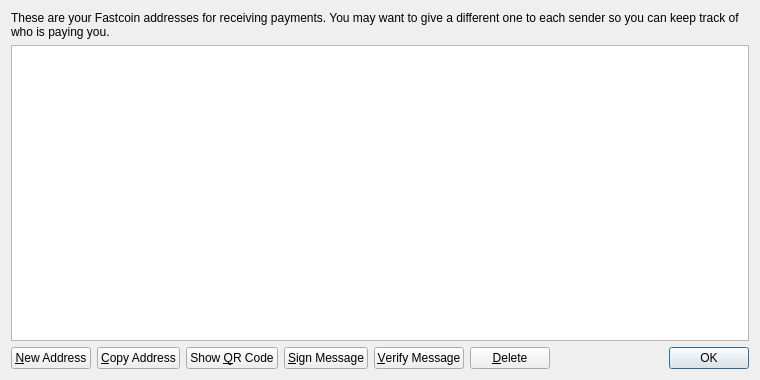
The window that src/qt/forms/addressbookpage.ui (richcoin/richcoin) describes before a commit, drawn with Qt 5.
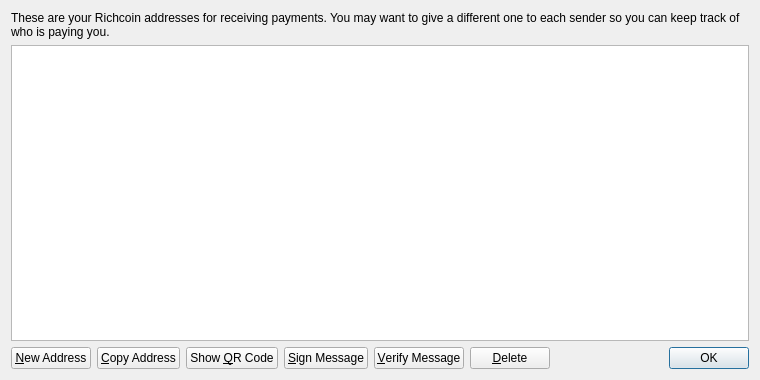
The same window after the commit. Icons and pictures are not drawn.

Commit message: richcoin create

```diff
--- a/src/qt/forms/addressbookpage.ui
+++ b/src/qt/forms/addressbookpage.ui
@@ -17,7 +17,7 @@
    <item>
     <widget class="QLabel" name="labelExplanation">
      <property name="text">
-      <string>These are your Fastcoin addresses for receiving payments. You may want to give a different one to each sender so you can keep track of who is paying you.</string>
+      <string>These are your Richcoin addresses for receiving payments. You may want to give a different one to each sender so you can keep track of who is paying you.</string>
      </property>
      <property name="textFormat">
       <enum>Qt::PlainText</enum>
```
Left out of the diff: 18 changed lines with no effect on the pictures. The commit also changes 210 other files.
